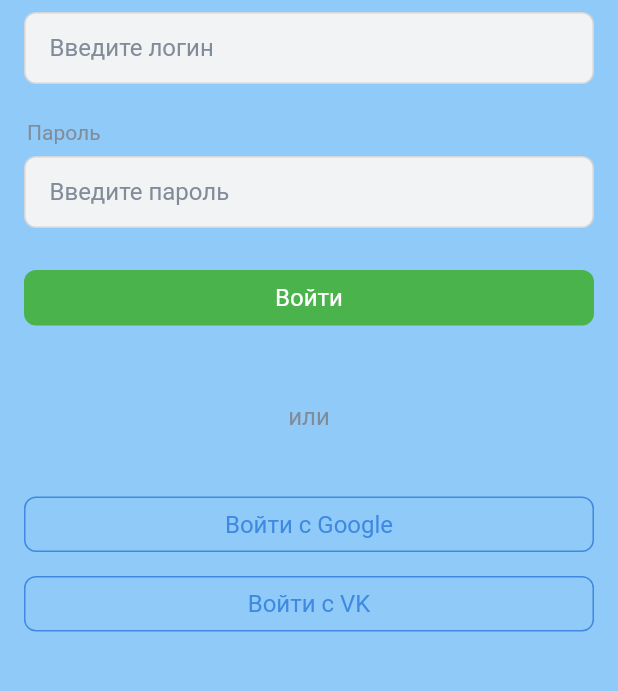
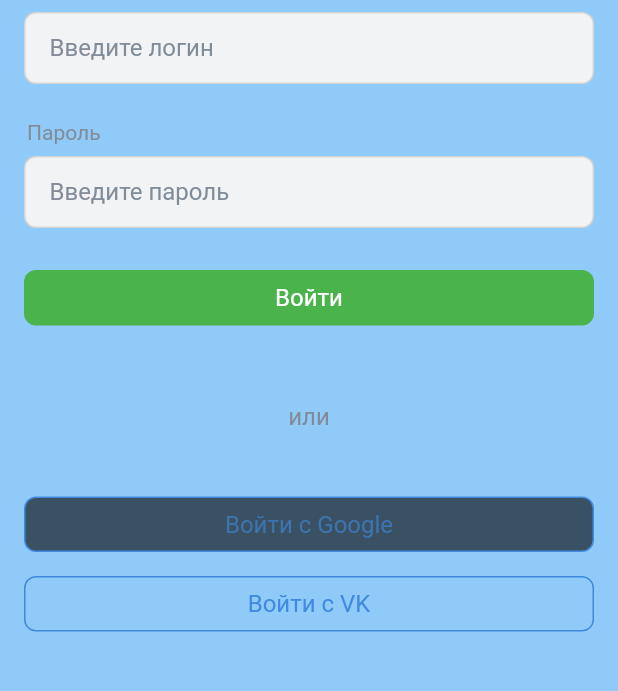
Before and after one commit to semgoSE/diary-school, a Flutter app: the screen it shows after launch, after a tap on "Вход", on a phone screen of 412 x 824 dp, the part 126-817 px from its top. Run offline on Flutter 3.47's test engine with Material 2 defaults, Android fonts, the phone set to English and light mode, and no system bars; our stand-ins replace flutter_redux, flutter_svg, hexcolor, modal_bottom_sheet, redux, shared_preferences; missing offline and left inert: flutter_login_vk, flutter_webview_plugin, webview_cookie_manager; statements that could not run were skipped.

Commit message:
many changes

```diff
--- /dev/null
+++ b/jsons/request_check-login.json
@@ -0,0 +1,3 @@
+{
+    "login": "dd"
+}
--- /dev/null
+++ b/jsons/response_check-login.json
@@ -0,0 +1,4 @@
+{
+    "success": true,
+    "msg": "ok"
+}
--- a/lib/api/config.dart
+++ b/lib/api/config.dart
@@ -1 +1 @@
-const String URL = ""; //адрес сервера
+const String URL = 'diary-school.herokuapp.com'; //адрес сервера
--- a/lib/components/input.dart
+++ b/lib/components/input.dart
@@ -10,7 +10,7 @@ class Input extends StatefulWidget {
   TextInputAction textInputAction;
   Function? function;
   bool isPass;
-  InputStatus status;
+  String status;
   FocusNode? focusNode;
 
   Input(
@@ -19,7 +19,7 @@ class Input extends StatefulWidget {
       this.function,
       this.isPass = false,
       this.focusNode,
-      this.status = InputStatus.def,
+      this.status = "def",
       this.controller});
 
   @override
@@ -40,7 +40,7 @@ class _InputState extends State<Input> {
   bool? isPass;
   FocusNode? focusNode;
   TextEditingController? controller;
-  InputStatus status;
+  String status;
 
   Map<String, Color>? colors;
   Color? accentColor;
@@ -58,24 +58,24 @@ class _InputState extends State<Input> {
 
   Color? getColorByStatus() {
     switch (status) {
-      case InputStatus.def:
+      case "def":
         return colors!['field_border'];
-      case InputStatus.error:
+      case "error":
         return colors!['field_error_border'];
 
-      case InputStatus.valid:
+      case "valid":
         return colors!['field_valid_border'];
     }
   }
 
   Color? getBackgroundByStatus() {
     switch (status) {
-      case InputStatus.def:
+      case "def":
         return colors!['field_background'];
-      case InputStatus.error:
+      case "error":
         return colors!['field_error_background'];
 
-      case InputStatus.valid:
+      case "valid":
         return colors!['field_background'];
     }
   }
@@ -96,11 +96,13 @@ class _InputState extends State<Input> {
           this.textPrimary = DarkTheme().textPrimary;
           this.textPlaceholder = DarkTheme().textPlaceholder;
         }
+        print("ff " + status.toString());
         return TextFormField(
           style: TextStyle(fontSize: 16, color: textPrimary),
           obscureText: isPass!,
           autocorrect: !isPass!,
           controller: controller,
+          textInputAction: textInputAction,
           decoration: InputDecoration(
               // labelText: 'FFFF',
               hintStyle: TextStyle(fontSize: 16, color: textPlaceholder),
@@ -121,4 +123,4 @@ class _InputState extends State<Input> {
   }
 }
 
-enum InputStatus { def, error, valid }
+// enum InputStatus { def, error, valid }
--- a/lib/components/spinner.dart
+++ b/lib/components/spinner.dart
@@ -36,8 +36,10 @@ class SpinnerState extends State<Spinner> with SingleTickerProviderStateMixin {
   Widget build(BuildContext context) {
     return (RotationTransition(
         child: Container(
-            child: MyIcon(type: "svg", svgPath: "resource/icons/spnner.svg"),
-            height: 66),
+            height: size,
+            width: size,
+            child: MyIcon(type: "svg", svgPath: "resource/icons/spinner.svg", size: size),
+      ),
         turns: Tween(begin: 0.0, end: 1.0).animate(controller!)));
   }
 }
--- a/lib/models/index.dart
+++ b/lib/models/index.dart
@@ -1,3 +1,5 @@
 export 'account_bind.dart';
+export 'request_check-login.dart';
+export 'response_check-login.dart';
 export 'response_sign_up.dart';
 export 'sign_up_request.dart';
--- a/lib/views/authentication/login.dart
+++ b/lib/views/authentication/login.dart
@@ -2,8 +2,10 @@ import 'package:diary_app/components/button.dart';
 import 'package:diary_app/components/form_item.dart';
 import 'package:diary_app/components/input.dart';
 import 'package:diary_app/components/placeholder.dart';
+import 'package:diary_app/components/spinner.dart';
 import 'package:flutter/cupertino.dart';
 import 'package:flutter/material.dart';
+import 'package:modal_bottom_sheet/modal_bottom_sheet.dart';
 
 class Login extends StatefulWidget {
   @override
@@ -11,6 +13,25 @@ class Login extends StatefulWidget {
 }
 
 class _LoginState extends State<Login> {
+
+
+  void login() async {
+    showBarModalBottomSheet(context: context, builder: (context) {
+      return WillPopScope(
+        child: Container(
+          color: Theme.of(context).backgroundColor,
+          child: Column(children: [
+            AppBar(title: Text("Авторизация"), centerTitle: true, textTheme: Theme.of(context).textTheme, automaticallyImplyLeading: false),
+            Container(child: Spinner()),
+            Container(child: MyPlaceholder(child: "Это может занять некоторое время"), height: 44)
+          ], mainAxisSize: MainAxisSize.min),
+        ),
+        onWillPop: () => Future.value(false),
+      );
+    }, topControl: Container(), enableDrag: false);
+  }
+
+
   @override
   Widget build(BuildContext context) {
     return Scaffold(
@@ -26,6 +47,7 @@ class _LoginState extends State<Login> {
             FormItem(
               child: Input(
                 hint: "Введите логин",
+                textInputAction: TextInputAction.next,
               ),
               top: "Логин",
             ),
@@ -37,11 +59,12 @@ class _LoginState extends State<Login> {
               top: "Пароль",
             ),
             Container(
-                child: MyButton(child: "Войти", mode: "commerce"),
+                child: MyButton(child: "Войти", mode: "commerce", click: login),
                 padding: EdgeInsets.symmetric(horizontal: 16, vertical: 16)),
             Container(child: MyPlaceholder(child: "или"), height: 90),
             Container(
                 child: MyButton(
+                  disable: true,
                   child: "Войти с Google",
                   mode: "outlined",
                 ),
```
Also changed, not shown: lib/api/common/CommonApi.dart (+10 -9 lines), lib/components/screen_spinner.dart (added, +11 -0 lines), lib/models/request_check-login.dart (added, +38 -0 lines), lib/models/response_check-login.dart (added, +45 -0 lines), lib/views/authentication/sign_up/sign_up_1.dart (+47 -4 lines), lib/components/form_status.dart (added), pubspec.lock, resource/icons/spinner.svg.
